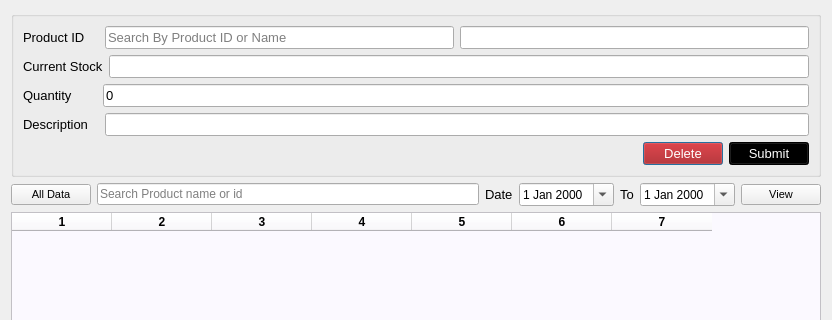
Above: ui/damage.ui from ansarul543/pos-inventory before the change; both pictures show x 0 to 832 and y 0 to 320 of the 832 by 521 pixel window. Below: the same form after it.
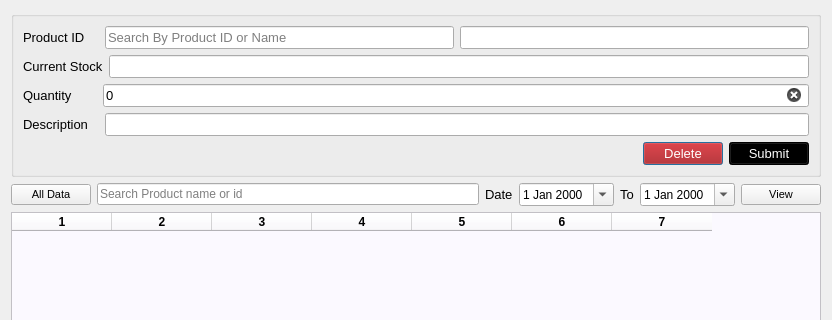
That is the form after the change.

```diff
--- a/ui/damage.ui
+++ b/ui/damage.ui
@@ -120,6 +120,9 @@
             <property name="text">
              <string>0</string>
             </property>
+            <property name="clearButtonEnabled">
+             <bool>true</bool>
+            </property>
            </widget>
           </item>
          </layout>
```
Left out of the diff: 9 changed lines with no effect on the pictures.
